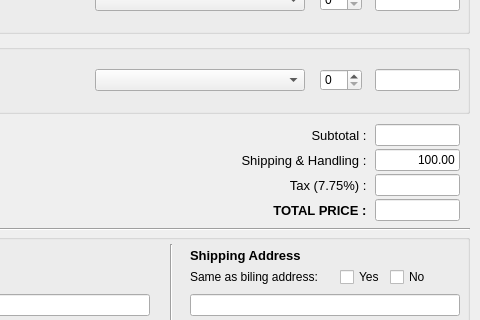
OwlbitCode/CS-c1-project1, file ProductWindow/orderWindow.ui: the form before one commit; both pictures show x 140 to 620 and y 166 to 486 of the 620 by 680 pixel window.
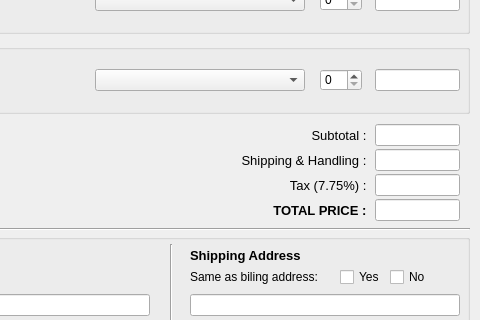
The form after the commit.

Patch:
```diff
--- a/ProductWindow/orderWindow.ui
+++ b/ProductWindow/orderWindow.ui
@@ -606,7 +606,7 @@
     </rect>
    </property>
    <property name="text">
-    <string>100.00</string>
+    <string/>
    </property>
    <property name="alignment">
     <set>Qt::AlignRight|Qt::AlignTrailing|Qt::AlignVCenter</set>
```
